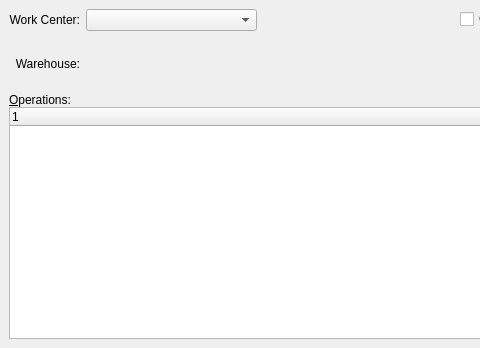
Before: the Qt Designer form guiclient/dspWoOperationsByWorkCenter.ui in Pegasus-RPG/xtuple-client, drawn with Qt 5; both pictures show x 0 to 480 and y 0 to 348 of the 782 by 348 pixel window.
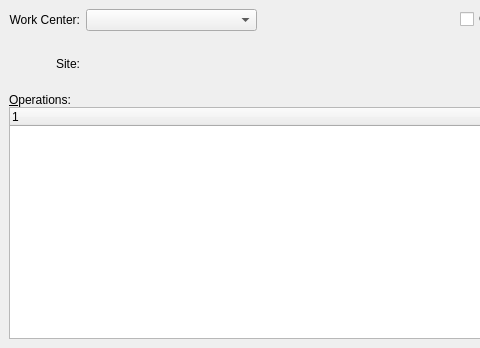
After: the same form once the commit is applied. Custom widgets are drawn as their Qt base class.

Commit message: issue #6692:first pass for changing "Warehouse" to "Site"

The edit to the form file:
```diff
--- a/guiclient/dspWoOperationsByWorkCenter.ui
+++ b/guiclient/dspWoOperationsByWorkCenter.ui
@@ -47,7 +47,7 @@
           <item row="2" column="0" >
            <widget class="QLabel" name="_warehouseLit" >
             <property name="text" >
-             <string>Warehouse:</string>
+             <string>Site:</string>
             </property>
             <property name="alignment" >
              <set>Qt::AlignRight|Qt::AlignTrailing|Qt::AlignVCenter</set>
```
The commit also changes 201 other files.
